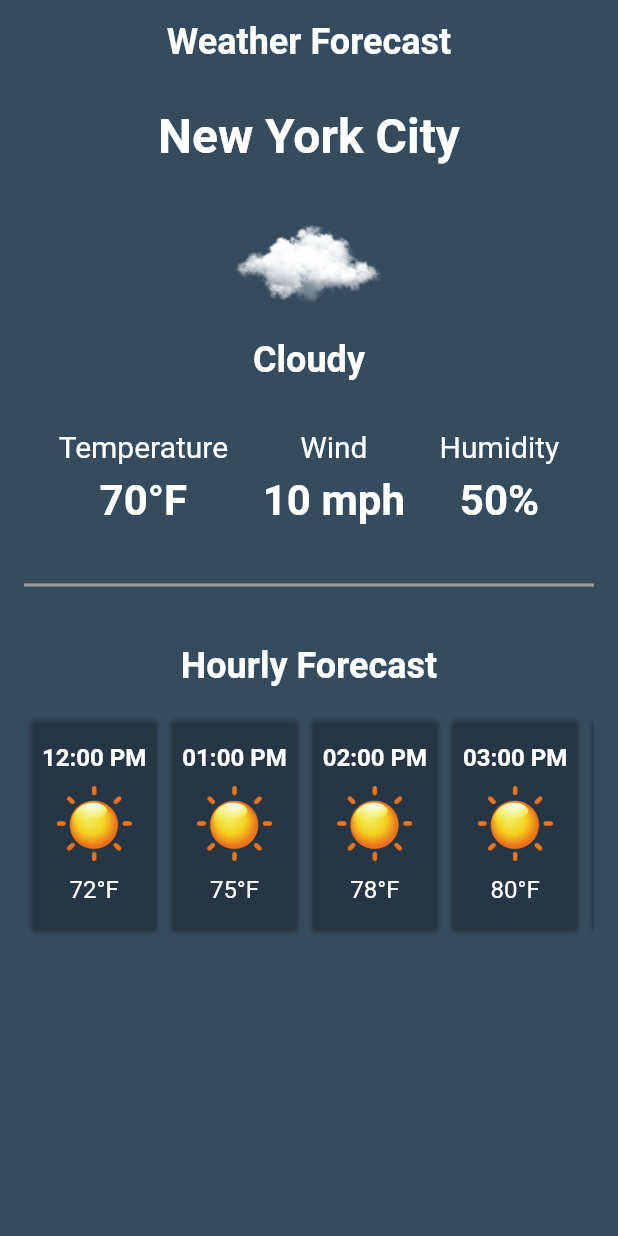
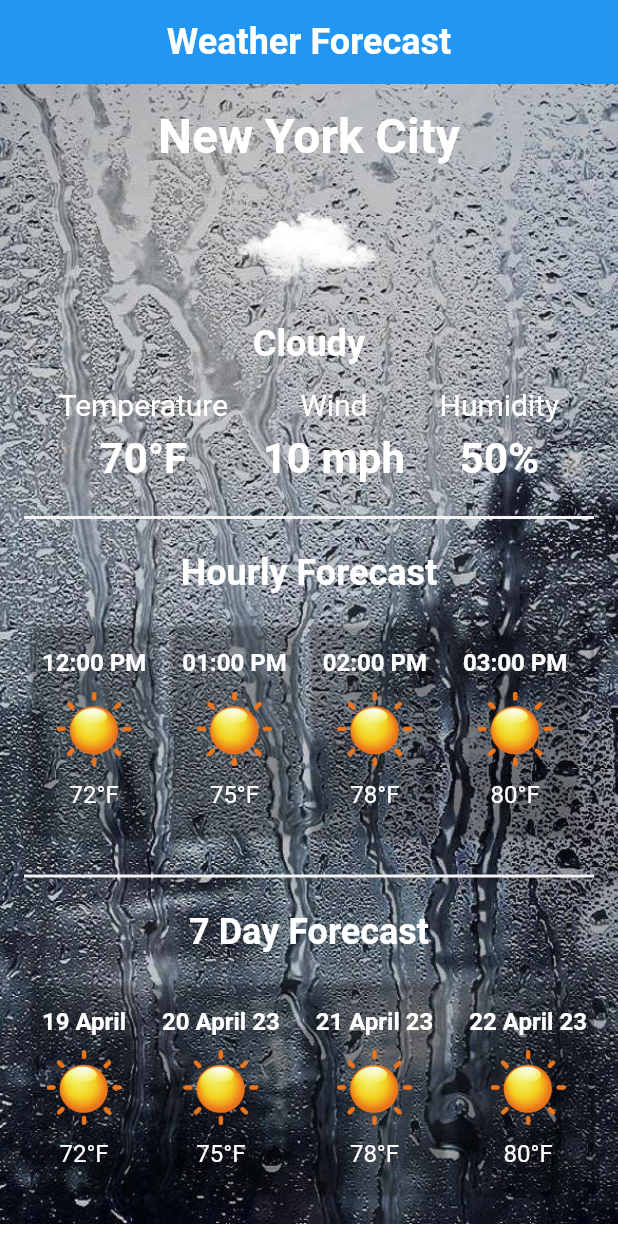
Before and after one commit to Disha-05/weather_forecast, a Flutter app: the screen it shows after launch, on a phone screen of 412 x 824 dp. Run offline on Flutter 3.47's test engine with Material 2 defaults, Android fonts, the phone set to English and light mode, and no system bars.

Commit message:
UI Updated

```diff
--- a/lib/pages/home_page.dart
+++ b/lib/pages/home_page.dart
@@ -33,10 +33,52 @@ class _WeatherForecastScreenState extends State<WeatherForecastScreen> {
       'icon': 'assets/images/sunny.png'
     },
   ];
+
+  List<Map<String, dynamic>> dailyWeather = [
+    {
+      'date': '19 April',
+      'temperature': '72°F',
+      'icon': 'assets/images/sunny.png'
+    },
+    {
+      'date': '20 April 23',
+      'temperature': '75°F',
+      'icon': 'assets/images/sunny.png'
+    },
+    {
+      'date': '21 April 23',
+      'temperature': '78°F',
+      'icon': 'assets/images/sunny.png'
+    },
+    {
+      'date': '22 April 23',
+      'temperature': '80°F',
+      'icon': 'assets/images/sunny.png'
+    },
+    {
+      'time': '23 April 23',
+      'temperature': '81°F',
+      'icon': 'assets/images/sunny.png'
+    },
+  ];
   @override
   Widget build(BuildContext context) {
+    var backgroundImage;
+    List<String> weatherConditions = ['cloudy', 'sunny', 'rainy'];
+    String weatherCondition = weatherConditions[2];
+    switch (weatherCondition) {
+      case 'cloudy':
+        backgroundImage = AssetImage('assets/images/cloudy_bg.jpg');
+        break;
+      case 'sunny':
+        backgroundImage = AssetImage('assets/images/sunny_bg.jpg');
+        break;
+      default:
+        backgroundImage = AssetImage('assets/images/rainy_bg.jpg');
+    }
     return Scaffold(
-      backgroundColor: Color(0xFF354B5E),
+      // set the background color of the scaffold to transparent
+      backgroundColor: Colors.transparent,
       appBar: AppBar(
         title: Text(
           'Weather Forecast',
@@ -46,10 +88,17 @@ class _WeatherForecastScreenState extends State<WeatherForecastScreen> {
           ),
         ),
         centerTitle: true,
-        backgroundColor: Color(0xFF354B5E),
+        //backgroundColor: Color(0xFF354B5E),
         elevation: 0.0,
       ),
-      body: SingleChildScrollView(
+      body: Container(
+        decoration: BoxDecoration(
+          image: DecorationImage(
+            image: backgroundImage,
+            fit: BoxFit.cover,
+          ),
+        ),
+        child: SingleChildScrollView(
           child: Container(
             padding: EdgeInsets.all(16.0),
             child: Column(
@@ -63,7 +112,7 @@ class _WeatherForecastScreenState extends State<WeatherForecastScreen> {
                     fontWeight: FontWeight.bold,
                   ),
                 ),
-              SizedBox(height: 16.0),
+                SizedBox(height: 5.0),
                 Column(
                   mainAxisAlignment: MainAxisAlignment.center,
                   children: [
@@ -83,7 +132,7 @@ class _WeatherForecastScreenState extends State<WeatherForecastScreen> {
                     ),
                   ],
                 ),
-              SizedBox(height: 32.0),
+                SizedBox(height: 15.0),
                 Row(
                   mainAxisAlignment: MainAxisAlignment.spaceEvenly,
                   children: [
@@ -149,12 +198,13 @@ class _WeatherForecastScreenState extends State<WeatherForecastScreen> {
                     ),
                   ],
                 ),
-              SizedBox(height: 32.0),
+                SizedBox(height: 15.0),
                 Divider(
-                color: Colors.grey, // optionally specify the color of the line
+                  color: Color.fromARGB(255, 246, 244,
+                      244), // optionally specify the color of the line
                   thickness: 2,
                 ),
-              SizedBox(height: 32.0),
+                SizedBox(height: 15.0),
                 Text(
                   'Hourly Forecast',
                   style: TextStyle(
@@ -163,7 +213,7 @@ class _WeatherForecastScreenState extends State<WeatherForecastScreen> {
                     fontWeight: FontWeight.bold,
                   ),
                 ),
-              SizedBox(height: 16.0),
+                SizedBox(height: 15.0),
                 Container(
                   height: 150.0,
                   child: ListView.builder(
@@ -204,7 +254,64 @@ class _WeatherForecastScreenState extends State<WeatherForecastScreen> {
                     },
                   ),
                 ),
+                SizedBox(height: 15.0),
+                Divider(
+                  color: Color.fromARGB(255, 246, 244,
+                      244), // optionally specify the color of the line
+                  thickness: 2,
+                ),
+                SizedBox(height: 15.0),
+                Text(
+                  '7 Day Forecast',
+                  style: TextStyle(
+                    color: Colors.white,
+                    fontSize: 24.0,
+                    fontWeight: FontWeight.bold,
+                  ),
+                ),
+                SizedBox(height: 15.0),
+                Container(
+                  height: 150.0,
+                  child: ListView.builder(
+                    scrollDirection: Axis.horizontal,
+                    itemCount: dailyWeather.length,
+                    itemBuilder: (BuildContext context, int index) {
+                      return Card(
+                        color: Colors.transparent,
+                        child: Padding(
+                          padding: const EdgeInsets.all(8.0),
+                          child: Column(
+                            mainAxisAlignment: MainAxisAlignment.spaceEvenly,
+                            children: [
+                              Text(
+                                dailyWeather[index]['date'],
+                                style: TextStyle(
+                                  color: Colors.white,
+                                  fontSize: 16.0,
+                                  fontWeight: FontWeight.bold,
+                                ),
+                              ),
+                              Image.asset(
+                                dailyWeather[index]['icon'],
+                                width: 50.0,
+                                height: 50.0,
+                              ),
+                              Text(
+                                dailyWeather[index]['temperature'],
+                                style: TextStyle(
+                                  color: Colors.white,
+                                  fontSize: 16.0,
+                                ),
+                              ),
                             ],
+                          ),
+                        ),
+                      );
+                    },
+                  ),
+                ),
+              ],
+            ),
           ),
         ),
       ),
```
Also changed, not shown: assets/images/cloudy-bg.jpg (deleted), assets/images/cloudy_bg.jpg (added), assets/images/rainy_bg.jpg (added), assets/images/sunny_bg.jpg (added). Lines whose indentation alone changed are shown as unchanged.
